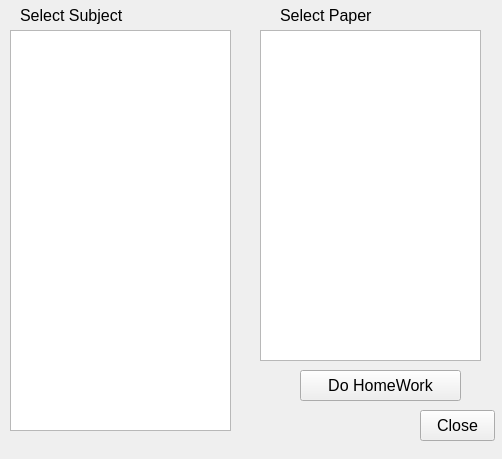
Before: the Qt Designer form openhomework.ui in dkithmal/BinduProjectStudent, drawn with Qt 5.
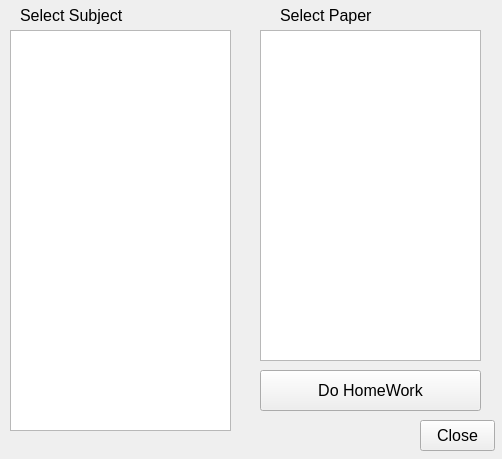
After: the same form once the commit is applied.

```diff
--- a/openhomework.ui
+++ b/openhomework.ui
@@ -22,7 +22,7 @@
    <property name="geometry">
     <rect>
      <x>420</x>
-     <y>410</y>
+     <y>420</y>
      <width>75</width>
      <height>31</height>
     </rect>
@@ -34,10 +34,10 @@
   <widget class="QPushButton" name="pBOpen">
    <property name="geometry">
     <rect>
-     <x>300</x>
+     <x>260</x>
      <y>370</y>
-     <width>161</width>
-     <height>31</height>
+     <width>221</width>
+     <height>41</height>
     </rect>
    </property>
    <property name="text">
```
